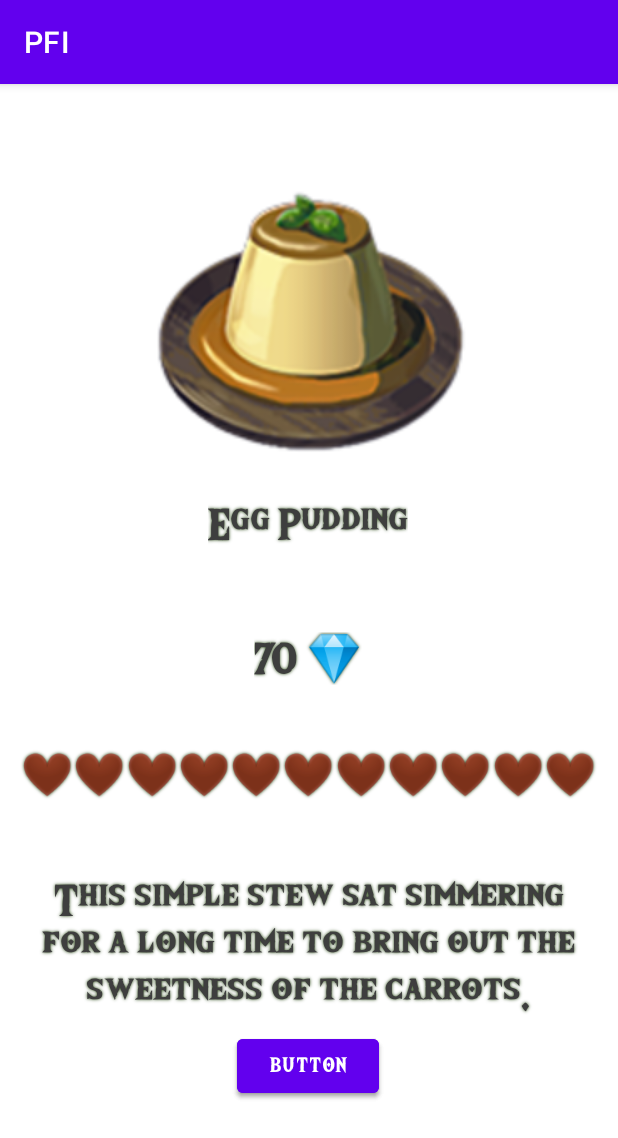
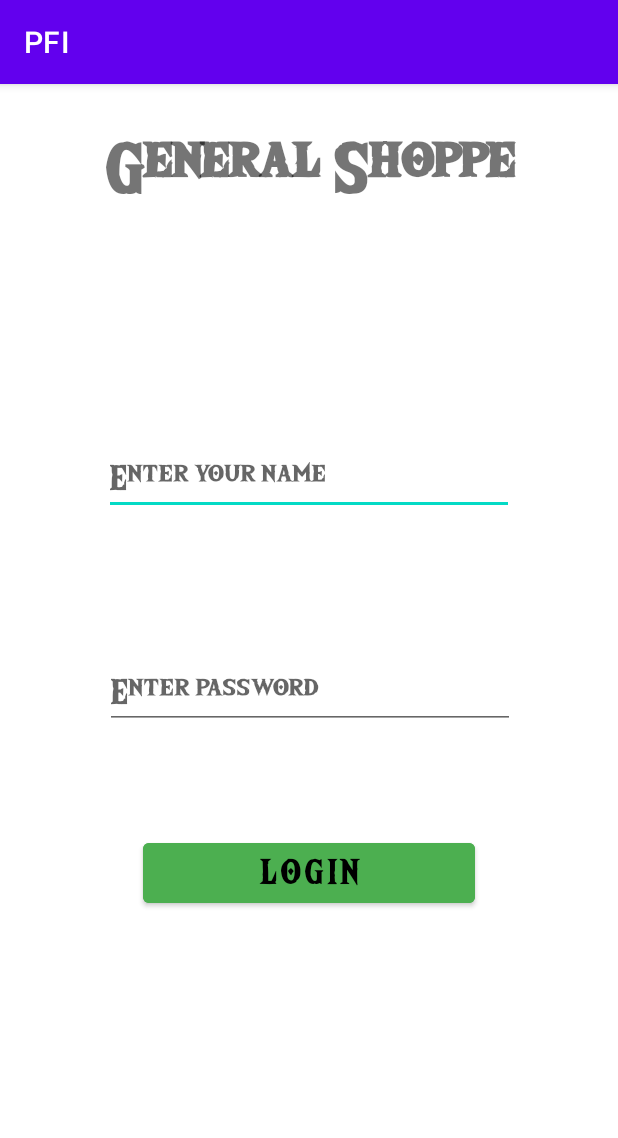
Before and after one commit to Alexis3335/PFI, an Android app: the screen it shows after launch (login), on a phone screen of 412 x 824 dp. Shown: the top 1138 px of the screen. Run offline under Robolectric (Android 15) with nearby library versions, the phone set to English and light mode, and no system bars.

Commit message:
page login

```diff
--- a/app/src/main/java/com/example/pfi/login.java
+++ b/app/src/main/java/com/example/pfi/login.java
@@ -3,6 +3,9 @@ package com.example.pfi;
 import androidx.appcompat.app.AppCompatActivity;
 
 import android.os.Bundle;
+import android.view.View;
+import android.widget.Button;
+import android.widget.EditText;
 
 public class login extends AppCompatActivity {
 
@@ -11,6 +14,11 @@ public class login extends AppCompatActivity {
         super.onCreate(savedInstanceState);
         setContentView(R.layout.login);
 
+        Button btnLogin = findViewById(R.id.btnLogin);
+        EditText editTextNom = findViewById(R.id.editLoginNom);
+        EditText editTextPass = findViewById(R.id.editLoginPass);
+        btnLogin.setOnClickListener(view -> {
 
+        });
     }
 }
--- a/app/src/main/res/layout/login.xml
+++ b/app/src/main/res/layout/login.xml
@@ -6,119 +6,65 @@
     android:layout_height="match_parent"
     tools:context=".login">
 
-    <Button
-        android:id="@+id/button2"
-        android:layout_width="0dp"
+    <EditText
+        android:id="@+id/editLoginNom"
+        android:layout_width="wrap_content"
         android:layout_height="wrap_content"
-        android:layout_marginStart="158dp"
-        android:layout_marginEnd="159dp"
-        android:layout_marginBottom="89dp"
-        android:text="Button"
-        app:layout_constraintBottom_toBottomOf="parent"
+        android:layout_marginTop="156dp"
+        android:ems="10"
+        android:fontFamily="@font/zelda_font"
+        android:hint="@string/login_nom"
+        android:inputType="textPersonName"
+        android:minHeight="48dp"
+        android:textSize="24sp"
         app:layout_constraintEnd_toEndOf="parent"
-        app:layout_constraintHorizontal_bias="1.0"
         app:layout_constraintStart_toStartOf="parent"
-        app:layout_constraintTop_toBottomOf="@+id/textView2"
-        app:layout_constraintVertical_bias="1.0" />
+        app:layout_constraintTop_toBottomOf="@+id/textLoginTitre" />
+
+    <EditText
+        android:id="@+id/editLoginPass"
+        android:layout_width="wrap_content"
+        android:layout_height="wrap_content"
+        android:ems="10"
+        android:fontFamily="@font/zelda_font"
+        android:hint="@string/login_pass"
+        android:inputType="textPersonName"
+        android:minHeight="48dp"
+        android:password="true"
+        android:textSize="24sp"
+        app:layout_constraintBottom_toTopOf="@+id/btnLogin"
+        app:layout_constraintEnd_toEndOf="parent"
+        app:layout_constraintHorizontal_bias="0.503"
+        app:layout_constraintStart_toStartOf="parent"
+        app:layout_constraintTop_toBottomOf="@+id/editLoginNom"
+        app:layout_constraintVertical_bias="0.573" />
 
     <TextView
-        android:id="@+id/textView6"
+        android:id="@+id/textLoginTitre"
         android:layout_width="wrap_content"
         android:layout_height="wrap_content"
         android:fontFamily="@font/zelda_font"
-        android:gravity="center"
-        android:shadowColor="#254310"
-        android:shadowRadius="2"
-        android:text="@string/egg_pudding_name"
-        android:textColor="#3E3E3E"
-        android:textSize="30sp"
+        android:text="@string/nom_magasin"
+        android:textSize="48sp"
+        android:textStyle="bold"
         app:layout_constraintBottom_toBottomOf="parent"
         app:layout_constraintEnd_toEndOf="parent"
-        app:layout_constraintHorizontal_bias="0.498"
+        app:layout_constraintHorizontal_bias="0.51"
         app:layout_constraintStart_toStartOf="parent"
         app:layout_constraintTop_toTopOf="parent"
-        app:layout_constraintVertical_bias="0.379" />
+        app:layout_constraintVertical_bias="0.046" />
 
-    <TextView
-        android:id="@+id/textView4"
-        android:layout_width="wrap_content"
-        android:layout_height="wrap_content"
+    <Button
+        android:id="@+id/btnLogin"
+        android:layout_width="221dp"
+        android:layout_height="52dp"
+        android:layout_marginBottom="216dp"
+        android:backgroundTint="#4CAF50"
         android:fontFamily="@font/zelda_font"
-        android:gravity="center"
-        android:shadowColor="#254310"
-        android:shadowRadius="2"
-        android:text="@string/egg_pudding_price"
-        android:textColor="#3E3E3E"
-        android:textSize="30sp"
+        android:text="@string/bouton_login"
+        android:textColor="#000000"
+        android:textSize="24sp"
         app:layout_constraintBottom_toBottomOf="parent"
         app:layout_constraintEnd_toEndOf="parent"
-        app:layout_constraintHorizontal_bias="0.498"
-        app:layout_constraintStart_toStartOf="parent"
-        app:layout_constraintTop_toTopOf="parent"
-        app:layout_constraintVertical_bias="0.499" />
-
-    <TextView
-        android:id="@+id/textView"
-        android:layout_width="409dp"
-        android:layout_height="74dp"
-        android:layout_marginStart="158dp"
-        android:layout_marginEnd="195dp"
-        android:fontFamily="@font/zelda_font"
-        android:gravity="center"
-        android:shadowColor="#254310"
-        android:shadowRadius="2"
-        android:text="@string/egg_pudding_hearts"
-        android:textSize="28sp"
-        app:layout_constraintBottom_toBottomOf="parent"
-        app:layout_constraintEnd_toEndOf="parent"
-        app:layout_constraintHorizontal_bias="0.45"
-        app:layout_constraintStart_toStartOf="parent"
-        app:layout_constraintTop_toTopOf="parent"
-        app:layout_constraintVertical_bias="0.611" />
-
-    <TextView
-        android:id="@+id/textView2"
-        android:layout_width="wrap_content"
-        android:layout_height="wrap_content"
-        android:fontFamily="@font/zelda_font"
-        android:gravity="center"
-        android:shadowColor="#254310"
-        android:shadowRadius="2"
-        android:text="@string/egg_pudding_description"
-        android:textColor="#3E3E3E"
-        android:textSize="30sp"
-        app:layout_constraintBottom_toBottomOf="parent"
-        app:layout_constraintEnd_toEndOf="parent"
-        app:layout_constraintHorizontal_bias="0.0"
-        app:layout_constraintStart_toStartOf="parent"
-        app:layout_constraintTop_toTopOf="parent"
-        app:layout_constraintVertical_bias="0.785" />
-
-    <ImageView
-        android:id="@+id/imageView"
-        android:layout_width="277dp"
-        android:layout_height="240dp"
-        app:layout_constraintBottom_toBottomOf="parent"
-        app:layout_constraintEnd_toEndOf="parent"
-        app:layout_constraintStart_toStartOf="parent"
-        app:layout_constraintTop_toTopOf="parent"
-        app:layout_constraintVertical_bias="0.052"
-        app:srcCompat="@drawable/egg_pudding" />
-
-    <Button
-        android:id="@+id/button"
-        android:layout_width="0dp"
-        android:layout_height="wrap_content"
-        android:layout_marginStart="158dp"
-        android:layout_marginEnd="159dp"
-        android:layout_marginBottom="89dp"
-        android:fontFamily="@font/zelda_font"
-        android:text="Button"
-        app:layout_constraintBottom_toBottomOf="parent"
-        app:layout_constraintEnd_toEndOf="parent"
-        app:layout_constraintHorizontal_bias="0.0"
-        app:layout_constraintStart_toStartOf="parent"
-        app:layout_constraintTop_toBottomOf="@+id/textView2"
-        app:layout_constraintVertical_bias="1.0" />
-
+        app:layout_constraintStart_toStartOf="parent" />
 </androidx.constraintlayout.widget.ConstraintLayout>
--- a/app/src/main/res/values/strings.xml
+++ b/app/src/main/res/values/strings.xml
@@ -4,4 +4,8 @@
     <string name="egg_pudding_name">Egg Pudding</string>
     <string name="egg_pudding_price">70 💎</string>
     <string name="egg_pudding_hearts">❤❤❤❤❤❤❤❤❤❤❤</string>
+    <string name="login_nom">Enter your name</string>
+    <string name="login_pass">Enter password</string>
+    <string name="nom_magasin">General Shoppe</string>
+    <string name="bouton_login">Login</string>
 </resources>
```
Also changed, not shown: 1 other file.
